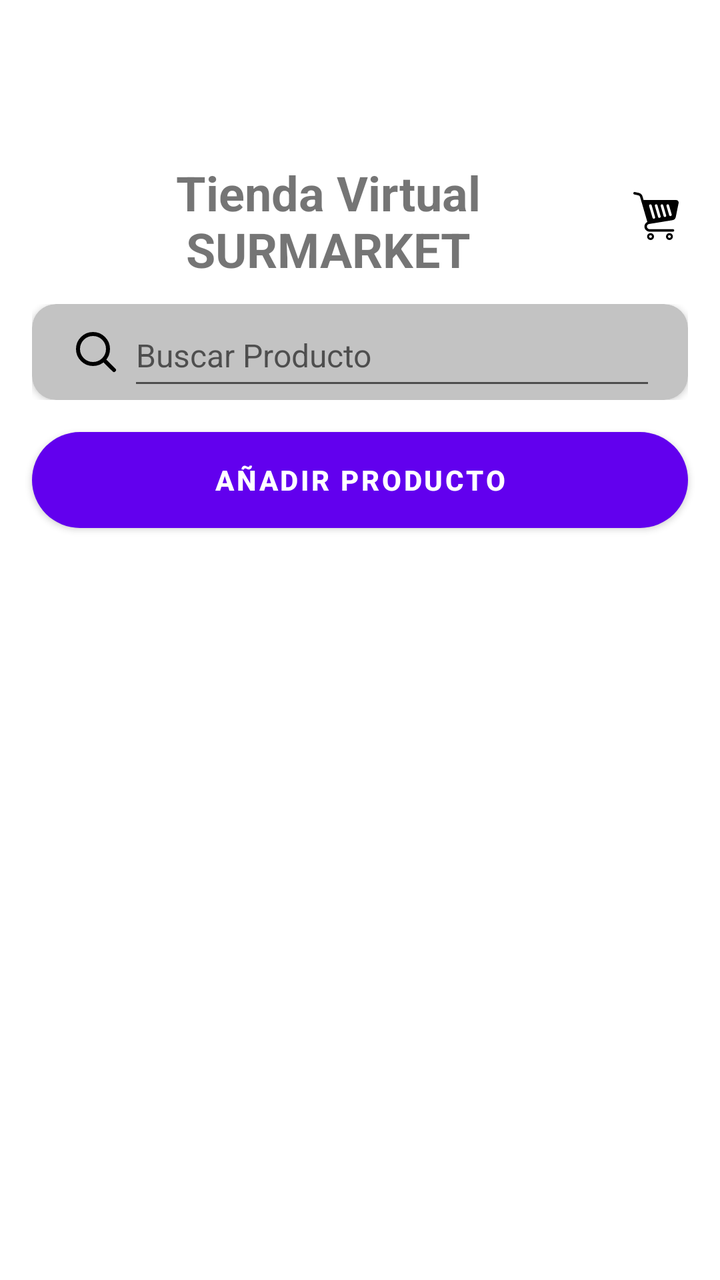
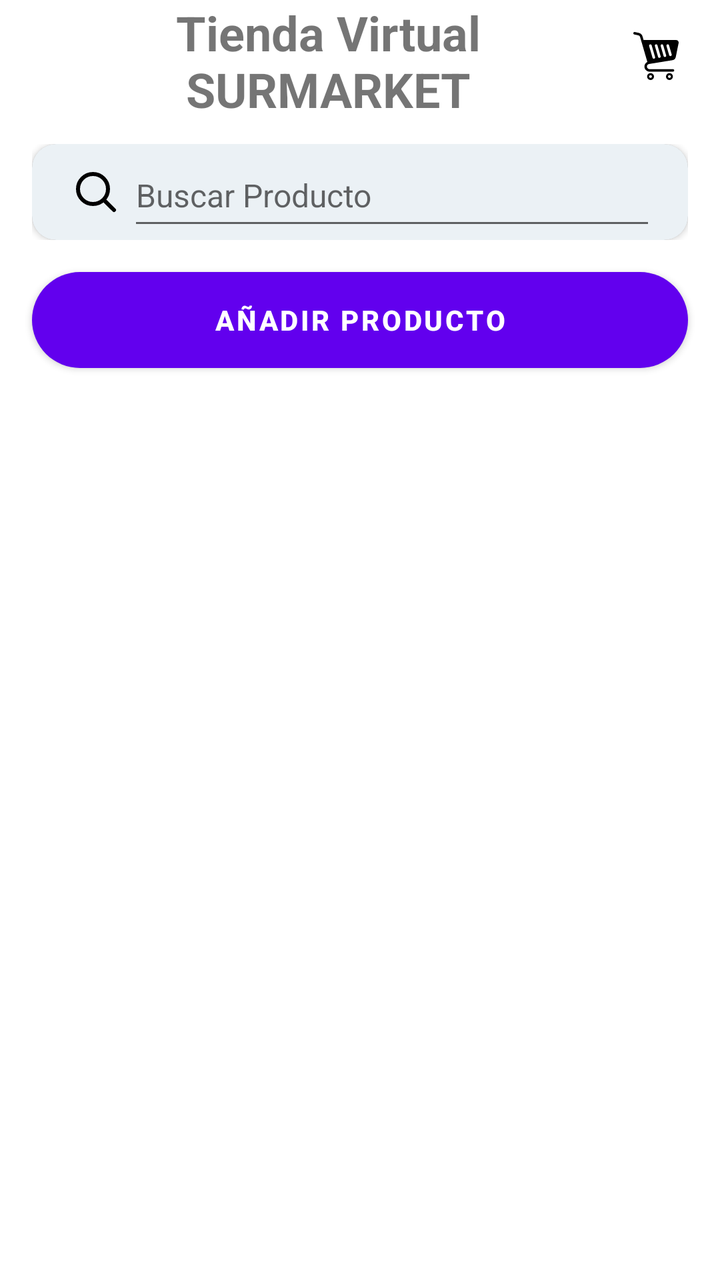

Before-and-after screenshots of an Android layout around one commit, followed by the original layout XML and the change that was made.
<!-- AndroidManifest.xml: application theme Theme.SurMarket -->
<!-- res/layout/fragment_products_list.xml -->
<?xml version="1.0" encoding="utf-8"?>
<LinearLayout xmlns:android="http://schemas.android.com/apk/res/android"
    xmlns:app="http://schemas.android.com/apk/res-auto"
    xmlns:tools="http://schemas.android.com/tools"
    android:orientation="vertical"
    android:layout_width="match_parent"
    android:layout_height="match_parent"
    tools:context=".FragmentProductsList"
    >
    <LinearLayout
        android:layout_width="match_parent"
        android:layout_height="@dimen/TitleHeight"
        android:orientation="horizontal"
        android:elevation="2dp"
        android:gravity="center_vertical"
        android:paddingHorizontal="16dp"
        android:layout_marginTop="@dimen/FRGMarginTop"
        >
        <TextView
            android:id="@+id/TXV_FRGProductsList_Title"
            android:layout_width="0dp"
            android:layout_height="wrap_content"
            android:layout_weight="1"
            android:text="@string/FRGProductList_Title"
            android:textSize="@dimen/FRGTitleTextSize"
            android:textStyle="bold"
            android:gravity="center"
            />
        <ImageView
            android:id="@+id/IMV_FRGProductsList_ShoppingCart"
            android:layout_width="@dimen/imageViewIconSize"
            android:layout_height="@dimen/imageViewIconSize"
            android:clickable="true"
            android:focusable="true"
            android:contentDescription="@string/Shopping_Cart"
            android:padding="@dimen/imageViewIconPadding"
            android:src="@drawable/icshoppingcart"
            />

    </LinearLayout>
    <LinearLayout
        android:layout_width="match_parent"
        android:layout_height="wrap_content"
        android:gravity="center_horizontal"
        android:orientation="vertical"
        android:padding="16dp"
        >
        <androidx.cardview.widget.CardView
            android:layout_width="match_parent"
            android:layout_height="@dimen/cardview_controls"
            app:cardCornerRadius="@dimen/cardview_corner_radius"
            app:cardElevation="@dimen/cardview_default_elevation"
            app:cardBackgroundColor="@color/inputFondoGris"
            >
            <LinearLayout
                android:orientation="horizontal"
                android:layout_width="match_parent"
                android:layout_height="match_parent"
                android:gravity="center_horizontal"
                android:paddingHorizontal="16dp"
                >
                <ImageView
                    android:id="@+id/IMV_FRGProductsList_Search"
                    android:layout_width="@dimen/imageViewIconSize"
                    android:layout_height="match_parent"
                    android:clickable="true"
                    android:focusable="true"
                    android:contentDescription="@string/Search"
                    android:padding="@dimen/imageViewIconPadding"
                    android:src="@drawable/icsearch"
                    />
                <EditText
                    android:id="@+id/ETX_FRGProductsList_Search"
                    android:layout_width="0dp"
                    android:layout_height="match_parent"
                    android:layout_weight="1"
                    android:hint="@string/Search"
                    android:maxLines="1"
                    android:textSize="@dimen/FRGEditTextTextSize"
                    />


            </LinearLayout>

        </androidx.cardview.widget.CardView>

    </LinearLayout>

    <Button
        android:id="@+id/BTN_FRGProductsList_AddProduct"
        android:layout_width="match_parent"
        android:layout_height="wrap_content"
        android:background="@drawable/bg_button_rounded"
        android:layout_marginHorizontal="16sp"
        android:textStyle="bold"
        android:text="@string/FRGProductList_BTNAddProduct"
        />

    <androidx.recyclerview.widget.RecyclerView
        android:id="@+id/RCV_FRGProductsList_ProductsList"
        android:layout_width="match_parent"
        android:layout_height="0dp"
        android:layout_weight="1"
        tools:listitem="@layout/item_productslist"
        />
</LinearLayout>
<!-- res/layout/item_productslist.xml (included above) -->
<?xml version="1.0" encoding="utf-8"?>
<androidx.cardview.widget.CardView xmlns:android="http://schemas.android.com/apk/res/android"
    xmlns:app="http://schemas.android.com/apk/res-auto"
    xmlns:tools="http://schemas.android.com/tools"
    android:layout_width="match_parent"
    android:layout_height="wrap_content"
    android:layout_marginBottom="@dimen/cardview_default_margin_bottom"
    app:cardCornerRadius="@dimen/cardview_item_corner_radius"
    app:cardElevation="@dimen/cardview_default_elevation"
    android:clickable="true"
    android:focusable="true"
    >
    <LinearLayout
        android:layout_width="match_parent"
        android:layout_height="wrap_content"
        android:orientation="horizontal"
        android:padding="@dimen/cardview_default_Padding"
        >
        <LinearLayout
            android:layout_width="0dp"
            android:layout_height="wrap_content"
            android:orientation="vertical"
            android:layout_weight="1"
            android:layout_marginStart="@dimen/item_marginStart"
            android:gravity="center_vertical"
            >
            <TextView
                android:id="@+id/TXV_FRGProductsList_Category"
                android:layout_width="wrap_content"
                android:layout_height="wrap_content"
                android:text="Categoria alimentos"
                android:textSize="@dimen/ITTextView_TextSize"
                android:layout_marginBottom="@dimen/ITMarginBottom"
                />
            <TextView
                android:id="@+id/TXV_FRGProductsList_ProductName"
                android:layout_width="wrap_content"
                android:layout_height="wrap_content"
                android:text="Arroz"
                android:textSize="@dimen/ITTextView_TextSize"
                android:layout_marginBottom="@dimen/ITMarginBottom"
                android:textStyle="bold"
                />
            <TextView
                android:id="@+id/TXV_FRGProductsList_Price"
                android:layout_width="wrap_content"
                android:layout_height="wrap_content"
                android:text="Precio: 4.50 Bs"
                android:textSize="@dimen/ITTextView_TextSize"
                android:layout_marginBottom="@dimen/ITMarginBottom"
                />
            <Button
                android:id="@+id/BTN_ITProductList_Buy"
                android:layout_width="wrap_content"
                android:layout_height="wrap_content"
                android:text="@string/ITProductList_BTNBuyProduct"
                android:textSize="@dimen/ITTextView_TextSize"
                android:paddingHorizontal="@dimen/button_padding_horizontal"
                />
        </LinearLayout>
        <androidx.cardview.widget.CardView
            android:layout_width="@dimen/cardview_image"
            android:layout_height="@dimen/cardview_image"
            app:cardCornerRadius="@dimen/cardview_item_corner_radius"
            android:elevation="0dp">
            <ImageView
                android:id="@+id/IMV_FRGProductsList_ProductImage"
                android:layout_width="match_parent"
                android:layout_height="match_parent"
                android:scaleType="centerCrop"
                android:contentDescription="@string/product"
                android:src="@drawable/surmarket"/>
        </androidx.cardview.widget.CardView>
    </LinearLayout>

</androidx.cardview.widget.CardView>
<!-- resources referenced by this layout -->
<resources>
  <color name="inputFondoGris">#C3C3C3</color>
  <dimen name="FRGEditTextTextSize">16sp</dimen>
  <dimen name="FRGMarginTop">80dp</dimen>
  <dimen name="FRGTitleTextSize">24sp</dimen>
  <dimen name="ITMarginBottom">4dp</dimen>
  <dimen name="ITTextView_TextSize">12sp</dimen>
  <dimen name="TitleHeight">56dp</dimen>
  <dimen name="button_padding_horizontal">16dp</dimen>
  <dimen name="cardview_controls">48dp</dimen>
  <dimen name="cardview_corner_radius">12dp</dimen>
  <dimen name="cardview_default_Padding">12dp</dimen>
  <dimen name="cardview_default_margin_bottom">12dp</dimen>
  <dimen name="cardview_image">110dp</dimen>
  <dimen name="cardview_item_corner_radius">8dp</dimen>
  <dimen name="imageViewIconPadding">4dp</dimen>
  <dimen name="imageViewIconSize">32dp</dimen>
  <dimen name="item_marginStart">12dp</dimen>
  <!-- drawable bg_button_rounded (drawable) -->
  <?xml version="1.0" encoding="utf-8"?>
  <shape xmlns:android="http://schemas.android.com/apk/res/android"
      android:shape="rectangle">
  
      
      <solid android:color="#EBF1F5" />
  
      
      <corners android:radius="50dp" />
  </shape>
  <!-- drawable icsearch (drawable) -->
  <vector xmlns:android="http://schemas.android.com/apk/res/android"
      android:width="800dp"
      android:height="800dp"
      android:viewportWidth="24"
      android:viewportHeight="24">
    <path
        android:pathData="M15.795,15.811L21,21M18,10.5C18,14.642 14.642,18 10.5,18C6.358,18 3,14.642 3,10.5C3,6.358 6.358,3 10.5,3C14.642,3 18,6.358 18,10.5Z"
        android:strokeLineJoin="round"
        android:strokeWidth="2"
        android:fillColor="#00000000"
        android:strokeColor="#000000"
        android:strokeLineCap="round"/>
  </vector>
  <!-- drawable icshoppingcart: vector/xml drawable (drawable, 3708 chars, omitted) -->
  <!-- drawable surmarket: png bitmap (drawable, 81495 bytes) -->
  <string name="FRGProductList_BTNAddProduct">Añadir Producto</string>
  <string name="FRGProductList_Title">Tienda Virtual SURMARKET</string>
  <string name="ITProductList_BTNBuyProduct">COMPRAR</string>
  <string name="Search">Buscar Producto</string>
  <string name="Shopping_Cart">Carrito de Compras</string>
  <string name="product">Producto</string>
  <style name="Theme.SurMarket" parent="Theme.MaterialComponents.DayNight.DarkActionBar">
          
          <item name="colorPrimary">@color/purple_500</item>
          <item name="colorPrimaryVariant">@color/purple_700</item>
          <item name="colorOnPrimary">@color/white</item>
          
          <item name="colorSecondary">@color/teal_200</item>
          <item name="colorSecondaryVariant">@color/teal_700</item>
          <item name="colorOnSecondary">@color/black</item>
          
          <item name="android:statusBarColor">?attr/colorPrimaryVariant</item>
          
      </style>
  <color name="purple_500">#FF6200EE</color>
  <color name="purple_700">#FF3700B3</color>
  <color name="white">#FFFFFFFF</color>
  <color name="teal_200">#FF03DAC5</color>
  <color name="teal_700">#FF018786</color>
  <color name="black">#FF000000</color>
</resources>

<!-- the commit's change to res/layout/fragment_products_list.xml (unified diff, before → after) -->
@@ -14,7 +14,7 @@
         android:elevation="2dp"
         android:gravity="center_vertical"
         android:paddingHorizontal="16dp"
-        android:layout_marginTop="@dimen/FRGMarginTop"
+
         >
         <TextView
             android:id="@+id/TXV_FRGProductsList_Title"
@@ -58,6 +58,7 @@
                 android:layout_height="match_parent"
                 android:gravity="center_horizontal"
                 android:paddingHorizontal="16dp"
+                android:background="@drawable/bg_input_rounded"
                 >
                 <ImageView
                     android:id="@+id/IMV_FRGProductsList_Search"
@@ -94,6 +95,7 @@
         android:layout_marginHorizontal="16sp"
         android:textStyle="bold"
         android:text="@string/FRGProductList_BTNAddProduct"
+
         />
 
     <androidx.recyclerview.widget.RecyclerView
@@ -102,6 +104,7 @@
         android:layout_height="0dp"
         android:layout_weight="1"
         tools:listitem="@layout/item_productslist"
+        android:padding="16dp"
         />
 </LinearLayout>
 <!-- res/layout/item_productslist.xml (included above) -->
<!-- resource entries referenced after the edit -->
@@ -2,7 +2,6 @@
 <resources>
   <color name="inputFondoGris">#C3C3C3</color>
   <dimen name="FRGEditTextTextSize">16sp</dimen>
-  <dimen name="FRGMarginTop">80dp</dimen>
   <dimen name="FRGTitleTextSize">24sp</dimen>
   <dimen name="ITMarginBottom">4dp</dimen>
   <dimen name="ITTextView_TextSize">12sp</dimen>
@@ -27,6 +26,17 @@
   
       
       <corners android:radius="50dp" />
+  </shape>
+  <!-- drawable bg_input_rounded (drawable) -->
+  <?xml version="1.0" encoding="utf-8"?>
+  <shape xmlns:android="http://schemas.android.com/apk/res/android"
+      android:shape="rectangle">
+  
+      
+      <solid android:color="#EBF1F5" />
+  
+      
+      <corners android:radius="12dp" />
   </shape>
   <!-- drawable icsearch (drawable) -->
   <vector xmlns:android="http://schemas.android.com/apk/res/android"
